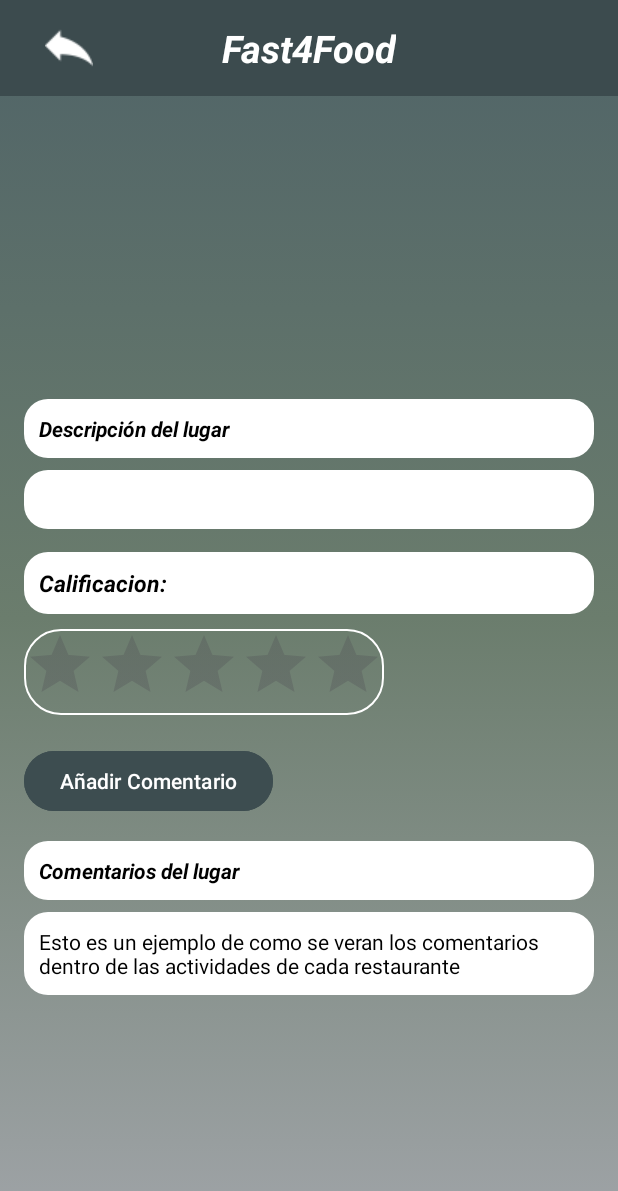
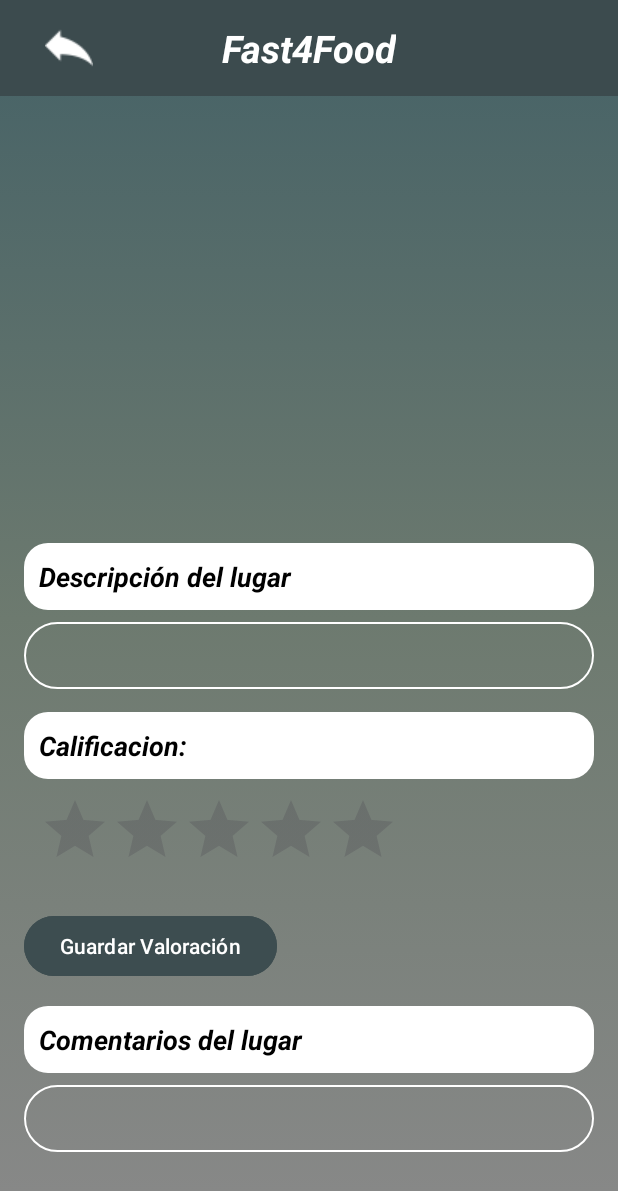
Before and after one commit to S3ctari0/MiAppRestaurante, an Android app: the layout activity_place.xml on its own in the app's theme, with its tools: preview values and no code run, on a phone screen of 412 x 824 dp. Shown: the top 1191 px of the screen. Run offline under Robolectric (Android 15) with nearby library versions, the phone set to English and light mode, and no system bars.

Commit message:
CommitRatingPlaces

```diff
--- a/app/src/main/java/com/example/myapplication/RestauranteAdapter.kt
+++ b/app/src/main/java/com/example/myapplication/RestauranteAdapter.kt
@@ -15,6 +15,7 @@ class RestauranteAdapter(private val restaurantes: List<Restaurante>, private va
     class RestauranteViewHolder(view: View) : RecyclerView.ViewHolder(view) {
         val imageButton: ImageButton = view.findViewById(R.id.card_button)
         val textView: TextView = view.findViewById(R.id.card_text_view)
+        val ratingTextView: TextView = view.findViewById(R.id.card_rating_text_view)
     }
 
     override fun onCreateViewHolder(parent: ViewGroup, viewType: Int): RestauranteViewHolder {
@@ -25,6 +26,7 @@ class RestauranteAdapter(private val restaurantes: List<Restaurante>, private va
     override fun onBindViewHolder(holder: RestauranteViewHolder, position: Int) {
         val restaurante = restaurantes[position]
         holder.textView.text = restaurante.nombre
+        holder.ratingTextView.text = "${restaurante.calificacionPromedio}"
 
         // Cargar la imagen usando Glide
         Glide.with(holder.itemView.context)
--- a/app/src/main/res/layout/activity_place.xml
+++ b/app/src/main/res/layout/activity_place.xml
@@ -48,29 +48,27 @@
             <LinearLayout
                 android:layout_width="match_parent"
                 android:layout_height="wrap_content"
-                android:orientation="horizontal"
+                android:orientation="vertical"
                 android:layout_gravity="center_vertical"
                 android:layout_marginTop="10dp">
 
                 <TextView
                     android:id="@+id/textTittlePlace"
-                    android:layout_width="0dp"
-                    android:layout_height="wrap_content"
+                    android:layout_height="0dp"
+                    android:layout_width="wrap_content"
                     android:layout_weight="1"
-                    android:layout_gravity="center_vertical"
+                    android:layout_gravity="center"
                     android:text=""
-                    android:layout_marginStart="16dp"
+                    android:layout_marginBottom="15dp"
                     android:textColor="#FFFFFF"
-                    android:textSize="24sp"
+                    android:textSize="30sp"
                     android:textStyle="bold|italic"/>
 
                 <ImageView
                     android:id="@+id/imagePlace"
-                    android:layout_width="200dp"
-                    android:layout_height="160dp"
-                    android:layout_marginEnd="20dp"
-                    android:layout_gravity="center_vertical"
-                    android:layout_marginStart="8dp"/>
+                    android:layout_width="400dp"
+                    android:layout_height="200dp"
+                    android:layout_gravity="center" />
             </LinearLayout>
 
             <TextView
@@ -82,6 +80,7 @@
                 android:text="@string/descplace"
                 android:textColor="#000000"
                 android:padding="10dp"
+                android:textSize="18sp"
                 android:textStyle="italic|bold"/>
 
             <TextView
@@ -89,36 +88,41 @@
                 android:layout_width="match_parent"
                 android:layout_height="wrap_content"
                 android:layout_marginTop="8dp"
-                android:background="@drawable/background_rounded"
+                android:background="@drawable/rounded_corner"
                 android:text=""
-                android:textColor="@color/black"
+                android:textColor="@color/white"
                 android:padding="10dp"
+                android:textSize="18sp"
                 android:textStyle="italic"/>
             <TextView
                 android:layout_width="match_parent"
                 android:layout_height="wrap_content"
                 android:text="@string/calificacion"
                 android:layout_marginTop="15dp"
-                android:textSize="15sp"
                 android:padding="10dp"
                 android:textStyle="italic|bold"
+                android:textSize="18sp"
                 android:textColor="#000000"
                 android:background="@drawable/background_rounded"/>
-            <RatingBar
-                android:background="@drawable/rounded_corner"
-                android:id="@+id/estrellasCalificacion"
-                android:layout_width="wrap_content"
-                android:layout_marginTop="10dp"
-                android:numStars="5"
-                android:layout_height="wrap_content"
-                />
+            <LinearLayout
+                android:layout_width="match_parent"
+                android:layout_height="wrap_content">
+
+                <RatingBar
+                    android:id="@+id/estrellasCalificacion"
+                    android:layout_width="wrap_content"
+                    android:layout_height="wrap_content"
+                    android:numStars="5"
+                    android:layout_marginStart="10dp"
+                    android:layout_marginTop="10dp"/>
+            </LinearLayout>
 
             <Button
-                android:id="@+id/ButtonAddComments"
+                android:id="@+id/buttonCalificar"
                 android:layout_width="wrap_content"
                 android:layout_height="wrap_content"
                 android:layout_marginTop="20dp"
-                android:text="@string/anadirrestaurante"
+                android:text="@string/guardar_valoraci_n"
                 android:textColor="@android:color/white"
                 android:backgroundTint="#3D4D50"/>
 
@@ -130,6 +134,7 @@
                 android:background="@drawable/background_rounded"
                 android:text="@string/comentarioplace"
                 android:textColor="#000000"
+                android:textSize="18sp"
                 android:padding="10dp"
                 android:textStyle="italic|bold"/>
 
@@ -137,11 +142,11 @@
                 android:layout_width="match_parent"
                 android:layout_height="wrap_content"
                 android:layout_marginTop="8dp"
-                android:background="@drawable/background_rounded"
-                android:text="Esto es un ejemplo de como se veran los comentarios dentro de las actividades de cada restaurante"
-                android:textColor="@color/black"
+                android:background="@drawable/rounded_corner"
+                android:text=""
+                android:textColor="@color/white"
+                android:textSize="18sp"
                 android:padding="10dp"/>
         </LinearLayout>
     </ScrollView>
-
 </androidx.coordinatorlayout.widget.CoordinatorLayout>
--- a/app/src/main/res/values/colors.xml
+++ b/app/src/main/res/values/colors.xml
@@ -3,8 +3,8 @@
     <color name="black">#FF000000</color>
     <color name="white">#FFFFFFFF</color>
 
-    <color name="Col1">#A0A4A8</color>
-    <color name="Col2">#6B7D6D</color>
-    <color name="Col3">#4F6367</color>
-    <color name="Col4">#3C4B4E</color>
+    <color name="Col1">#898989</color>
+    <color name="Col2">#6D7A6F</color>
+    <color name="Col3">#446166</color>
+    <color name="Col4">#324245</color>
 </resources>
--- a/app/src/main/res/values/strings.xml
+++ b/app/src/main/res/values/strings.xml
@@ -19,4 +19,6 @@
     <string name="comentarioplace">Comentarios del lugar</string>
     <string name="descplace">Descripción del lugar</string>
     <string name="calificacion">Calificacion:</string>
+    <string name="guardar_valoraci_n">Guardar Valoración</string>
+    <string name="refrescar">Refrescar</string>
 </resources>
```
Also changed, not shown: app/src/main/java/com/example/myapplication/ActivityAddPlace.kt (renamed from app/src/main/java/com/example/myapplication/ActivityEditPlace.kt, +19 -24 lines), app/src/main/java/com/example/myapplication/ActivityLogIn.kt (+6 -6 lines), app/src/main/java/com/example/myapplication/ActivityMainPage.kt (+25 -18 lines), app/src/main/java/com/example/myapplication/ActivityPlace.kt (+49 -7 lines), app/src/main/res/layout/activity_main_page.xml (+11 -2 lines), app/src/main/res/layout/card_item.xml (+19 -8 lines).
